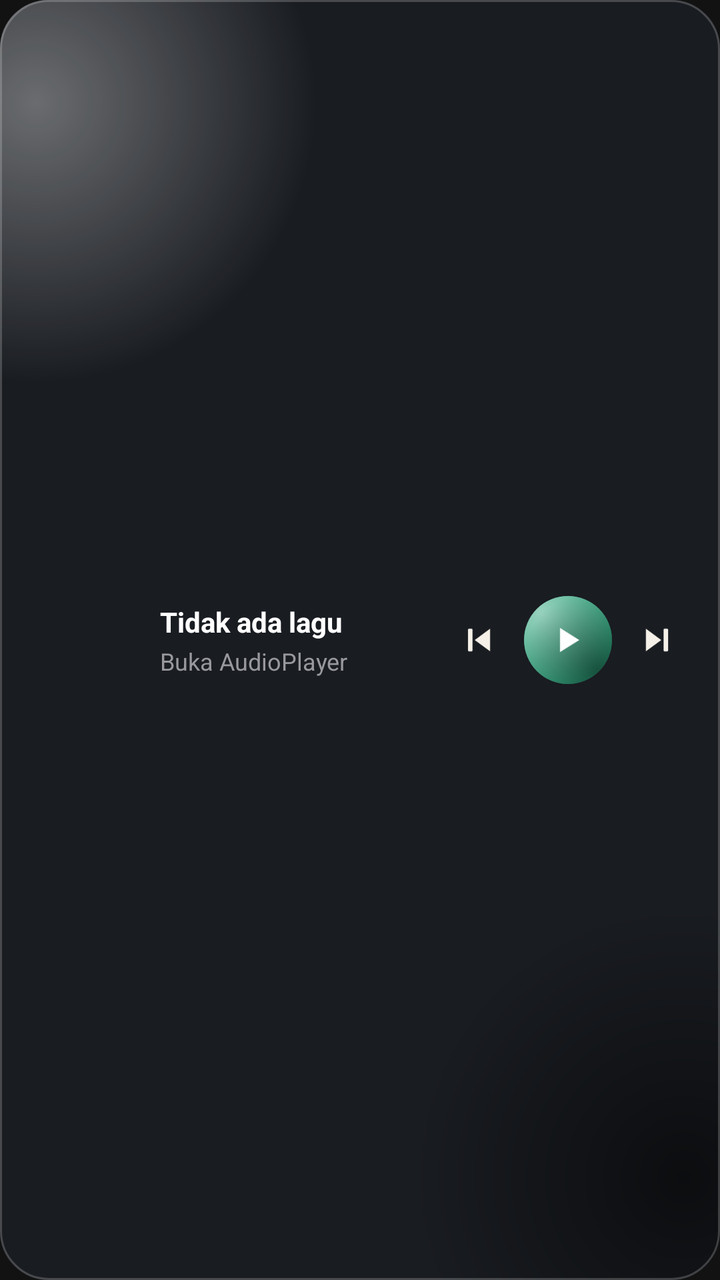
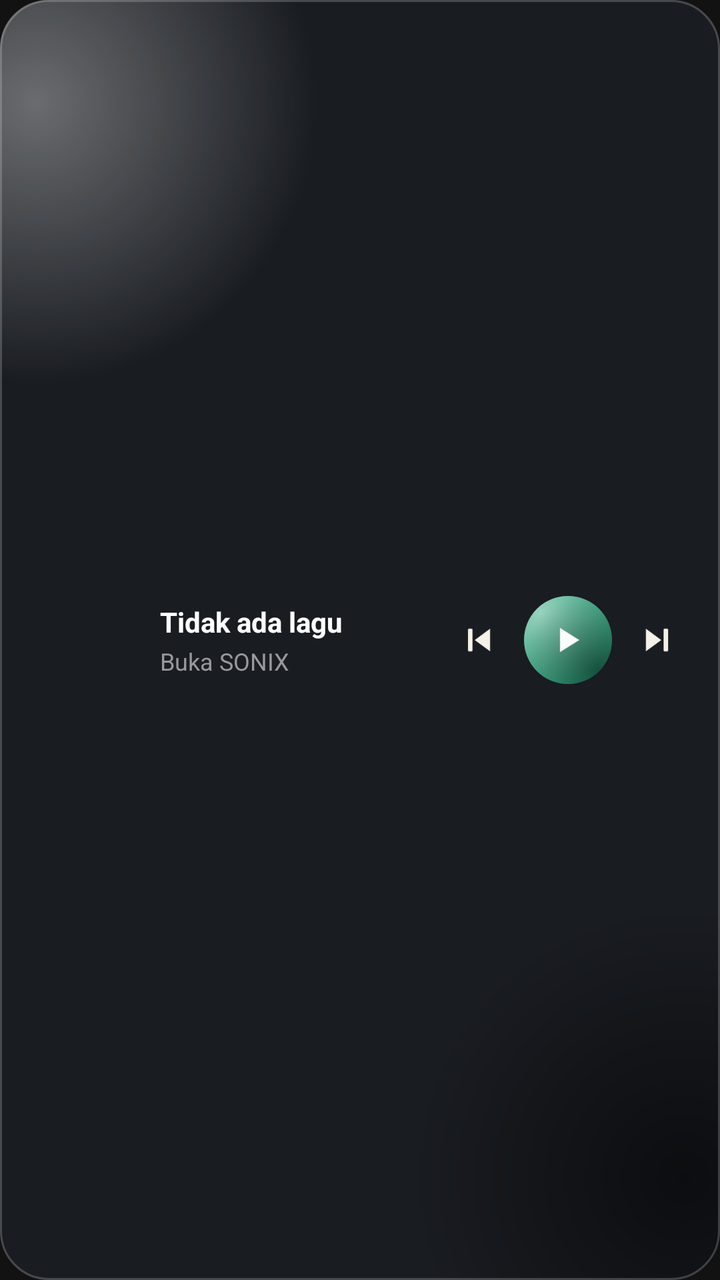

Compare the two renders of this Android layout. The source of the first and the diff that turns it into the second are given below.
<!-- AndroidManifest.xml: application theme Theme.AudioPlayer -->
<!-- res/layout/widget_player.xml -->
<?xml version="1.0" encoding="utf-8"?>
<LinearLayout xmlns:android="http://schemas.android.com/apk/res/android"
    android:id="@+id/widget_root"
    android:layout_width="match_parent"
    android:layout_height="match_parent"
    android:background="@drawable/widget_background"
    android:orientation="horizontal"
    android:gravity="center_vertical"
    android:padding="14dp">

    <ImageView
        android:id="@+id/widget_album_art"
        android:layout_width="52dp"
        android:layout_height="52dp"
        android:scaleType="centerCrop" />

    <LinearLayout
        android:layout_width="0dp"
        android:layout_height="wrap_content"
        android:layout_weight="1"
        android:layout_marginStart="14dp"
        android:layout_marginEnd="8dp"
        android:orientation="vertical">

        <TextView
            android:id="@+id/widget_title"
            android:layout_width="match_parent"
            android:layout_height="wrap_content"
            android:textColor="#FFFFFF"
            android:textSize="14sp"
            android:textStyle="bold"
            android:maxLines="1"
            android:ellipsize="end"
            android:text="Tidak ada lagu" />

        <TextView
            android:id="@+id/widget_artist"
            android:layout_width="match_parent"
            android:layout_height="wrap_content"
            android:layout_marginTop="2dp"
            android:textColor="#98989D"
            android:textSize="12sp"
            android:maxLines="1"
            android:ellipsize="end"
            android:text="Buka AudioPlayer" />
    </LinearLayout>

    <ImageButton
        android:id="@+id/widget_prev"
        android:layout_width="34dp"
        android:layout_height="34dp"
        android:padding="7dp"
        android:background="@android:color/transparent"
        android:scaleType="fitCenter"
        android:src="@drawable/ic_widget_previous"
        android:contentDescription="Sebelumnya" />

    <ImageButton
        android:id="@+id/widget_play_pause"
        android:layout_width="44dp"
        android:layout_height="44dp"
        android:layout_marginStart="6dp"
        android:padding="12dp"
        android:background="@drawable/widget_play_button_bg"
        android:scaleType="fitCenter"
        android:src="@drawable/ic_widget_play"
        android:contentDescription="Putar" />

    <ImageButton
        android:id="@+id/widget_next"
        android:layout_width="34dp"
        android:layout_height="34dp"
        android:layout_marginStart="6dp"
        android:padding="7dp"
        android:background="@android:color/transparent"
        android:scaleType="fitCenter"
        android:src="@drawable/ic_widget_next"
        android:contentDescription="Berikutnya" />

</LinearLayout>
<!-- resources referenced by this layout -->
<resources>
  <!-- drawable ic_widget_next: png bitmap (drawable, 1562 bytes) -->
  <!-- drawable ic_widget_play: png bitmap (drawable, 776 bytes) -->
  <!-- drawable ic_widget_previous: png bitmap (drawable, 1621 bytes) -->
  <!-- drawable widget_background (drawable) -->
  <?xml version="1.0" encoding="utf-8"?>
  <layer-list xmlns:android="http://schemas.android.com/apk/res/android">
      <item>
          <shape android:shape="rectangle">
              <solid android:color="#191C21" />
              <corners android:radius="24dp" />
          </shape>
      </item>
      <item>
          <shape android:shape="rectangle">
              <gradient
                  android:type="radial"
                  android:centerX="0.05"
                  android:centerY="0.08"
                  android:gradientRadius="140dp"
                  android:startColor="#59FFFFFF"
                  android:endColor="#00FFFFFF" />
              <corners android:radius="24dp" />
          </shape>
      </item>
      <item>
          <shape android:shape="rectangle">
              <gradient
                  android:type="radial"
                  android:centerX="0.95"
                  android:centerY="0.92"
                  android:gradientRadius="140dp"
                  android:startColor="#8C000000"
                  android:endColor="#00000000" />
              <corners android:radius="24dp" />
          </shape>
      </item>
      
      <item>
          <shape android:shape="rectangle">
              <stroke android:width="1dp" android:color="#33FFFFFF" />
              <corners android:radius="24dp" />
          </shape>
      </item>
  </layer-list>
  <!-- drawable widget_play_button_bg (drawable) -->
  <?xml version="1.0" encoding="utf-8"?>
  <layer-list xmlns:android="http://schemas.android.com/apk/res/android">
      <item>
          <shape android:shape="oval">
              <solid android:color="#2FA37C" />
          </shape>
      </item>
      <item>
          <shape android:shape="oval">
              <gradient
                  android:type="radial"
                  android:centerX="0.18"
                  android:centerY="0.18"
                  android:gradientRadius="40dp"
                  android:startColor="#80FFFFFF"
                  android:endColor="#00FFFFFF" />
          </shape>
      </item>
      <item>
          <shape android:shape="oval">
              <gradient
                  android:type="radial"
                  android:centerX="0.85"
                  android:centerY="0.85"
                  android:gradientRadius="40dp"
                  android:startColor="#80000000"
                  android:endColor="#00000000" />
          </shape>
      </item>
  </layer-list>
  <style name="Theme.AudioPlayer" parent="android:Theme.Material.NoActionBar">
          <item name="android:windowBackground">@color/black</item>
      </style>
  <color name="black">#FF121212</color>
</resources>

<!-- the commit's change to res/layout/widget_player.xml (unified diff, before → after) -->
@@ -42,7 +42,7 @@
             android:textSize="12sp"
             android:maxLines="1"
             android:ellipsize="end"
-            android:text="Buka AudioPlayer" />
+            android:text="Buka SONIX" />
     </LinearLayout>
 
     <ImageButton
